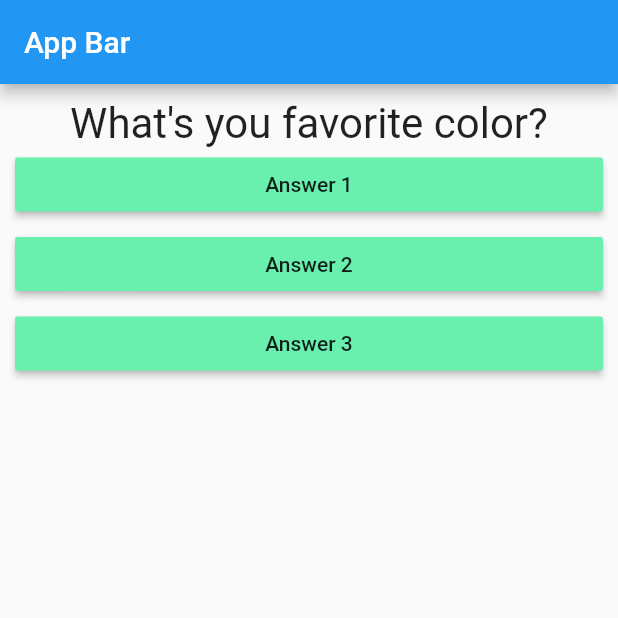
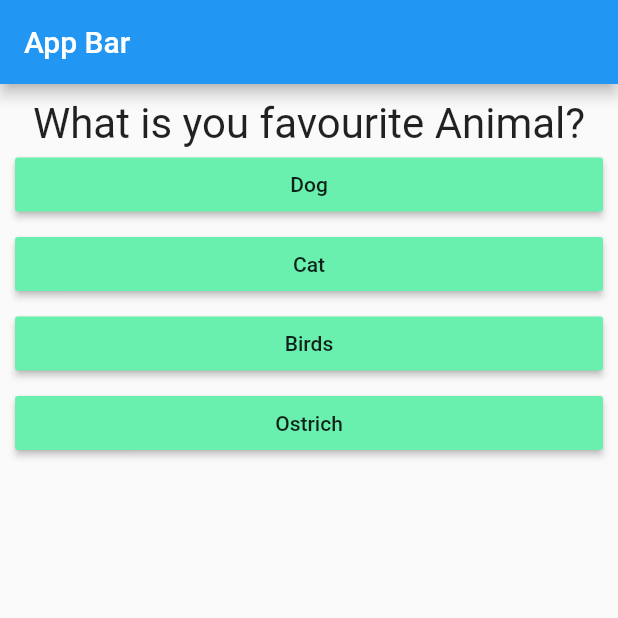
Before and after one commit to GargNishant/FlutterGuide, a Flutter app: the screen it shows after launch, on a phone screen of 412 x 824 dp, the top half of it. Run offline on Flutter 3.47's test engine with Material 2 defaults, Android fonts, the phone set to English and light mode, and no system bars.

Commit message:
Dynamic Answer Buttons

```diff
--- a/lib/main.dart
+++ b/lib/main.dart
@@ -1,3 +1,5 @@
+import 'dart:collection';
+
 import 'package:flutter/material.dart';
 import 'package:flutterguide/button.dart';
 
@@ -14,7 +16,28 @@ class ApplicationWidget extends StatefulWidget {
 
 class _ApplicationWidgetState extends State<ApplicationWidget>{
   var _questIndex = 0;
-  var _questions = ["What's you favorite color?", "What's your favorite animal?"];
+  var _questions = [
+    {
+      "quest":"What is you favourite Animal?",
+      "possibles": ["Dog","Cat","Birds","Ostrich"]
+    },
+    {
+      "quest":"What is you favourite Color?",
+      "possibles": ["Blue","Yellow","Black"]
+    },
+    {
+      "quest":"What is you favourite City?",
+      "possibles": ["X","Y","Z","Banglore","Hyderbad"]
+    },
+    {
+      "quest":"What is you favourite Job?",
+      "possibles": ["Android Development","Data Analyst","SDE","Mobile"]
+    },
+    {
+      "quest":"What is you favourite Game?",
+      "possibles": ["Souls","Witcher","GTA","Read Dead Redemption"]
+    },
+  ];
 
   @override
   Widget build(BuildContext context) {
@@ -23,10 +46,10 @@ class _ApplicationWidgetState extends State<ApplicationWidget>{
             appBar: AppBar(title: Text("App Bar"),),
             body: Column(
               children: <Widget>[
-                StatelessText(_questions[_questIndex]),
-                Button(_answerQuestion,"Answer 1"),
-                Button(_answerQuestion,"Answer 2"),
-                Button(_answerQuestion,"Answer 3"),
+                StatelessText(_questions[_questIndex]['quest']),
+                ...(_questions[_questIndex]["possibles"] as List).map((answer) {
+                  return Button(_answerQuestion,answer);
+                }).toList(),
               ],
             )));
   }
@@ -34,8 +57,7 @@ class _ApplicationWidgetState extends State<ApplicationWidget>{
   void _answerQuestion() {
     setState((){
       _questIndex += 1;
-      _questIndex = _questIndex%2;
+      _questIndex = _questIndex%_questions.length;
     });
-    print(_questIndex);
   }
 }
```
